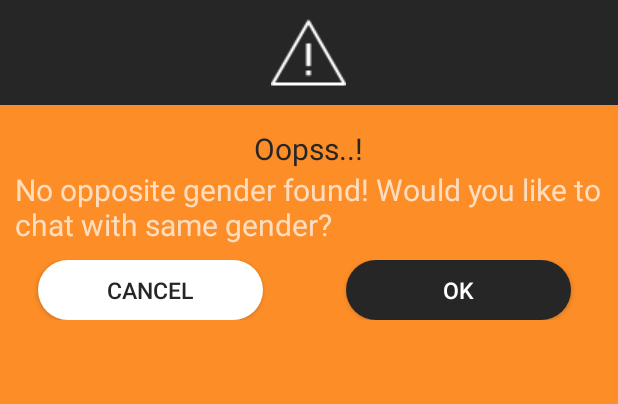
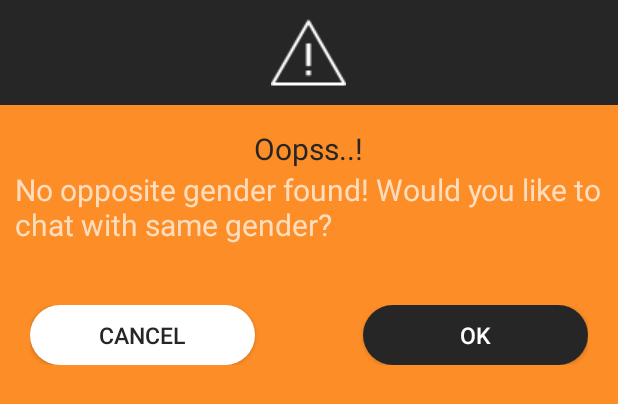
Before and after one commit to hsn6797/Magrooz-SufnaTech, an Android app: the layout alert_dialogue.xml on its own in the app's theme, with its tools: preview values and no code run, on a phone screen of 412 x 824 dp. Shown: the top 404 px of the screen. Run offline under Robolectric (Android 15) with nearby library versions, the phone set to English and light mode, and no system bars; network calls fail.

Commit message:
Popup layout

```diff
--- a/app/src/main/java/com/sufnatech/magrooz/Activities/StartLiveTalkActivity.java
+++ b/app/src/main/java/com/sufnatech/magrooz/Activities/StartLiveTalkActivity.java
@@ -281,6 +281,9 @@ public class StartLiveTalkActivity extends AppCompatActivity {
                                     public void onClick(View v) {
 
 
+                                        alertDialog.dismiss();
+
+
                                     }
                                 });
                                 alertDialog.show();
--- a/app/src/main/res/layout/alert_dialogue.xml
+++ b/app/src/main/res/layout/alert_dialogue.xml
@@ -26,7 +26,7 @@
 
     <LinearLayout
         android:layout_width="match_parent"
-        android:layout_height="match_parent"
+        android:layout_height="wrap_content"
         android:orientation="vertical"
         android:padding="10dp"
         >
@@ -47,23 +47,27 @@
             android:text="No opposite gender found! Would you like to chat with same gender?"
             android:textSize="20dp"/>
 
-        <LinearLayout
+
+
+    </LinearLayout>
+
+
+    <RelativeLayout
         android:layout_marginTop="10dp"
-            android:layout_width="match_parent"
+        android:layout_width="wrap_content"
         android:layout_height="wrap_content"
-            android:orientation="horizontal"
-            android:layout_gravity="center_horizontal"
+        android:layout_gravity="center"
+        android:padding="20dp"
         >
 
         <Button
             android:id="@+id/cancelbtn"
             android:layout_width="150dp"
             android:layout_height="40dp"
-                android:layout_marginStart="15dp"
             android:textSize="15dp"
             android:text="Cancel"
             android:textColor="@color/TextColor"
-                android:background="@drawable/cancelbuttonalert" />
+            android:background="@drawable/cancelbuttonalert"/>
 
         <Button
             android:id="@+id/okbtn"
@@ -71,15 +75,14 @@
             android:layout_height="40dp"
             android:text="OK"
             android:textSize="15dp"
-                android:layout_marginStart="55dp"
+            android:layout_alignParentRight="true"
+
             android:background="@drawable/custom_person_button"
             />
 
 
 
-        </LinearLayout>
-
-    </LinearLayout>
+    </RelativeLayout>
 
 
 
```
Lines whose indentation alone changed are shown as unchanged.
